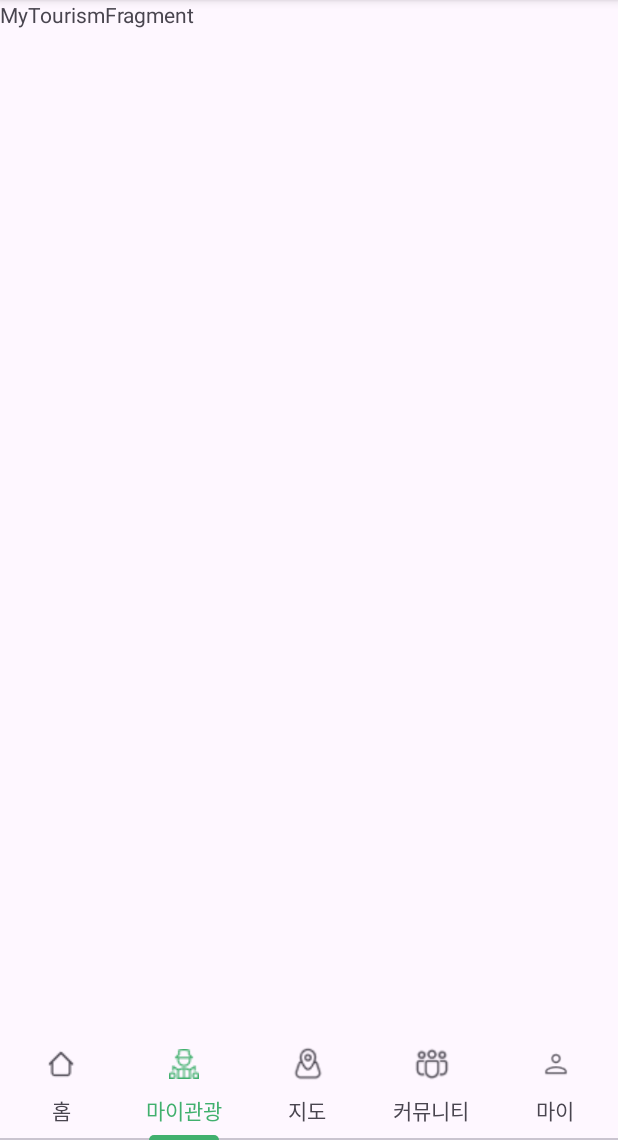
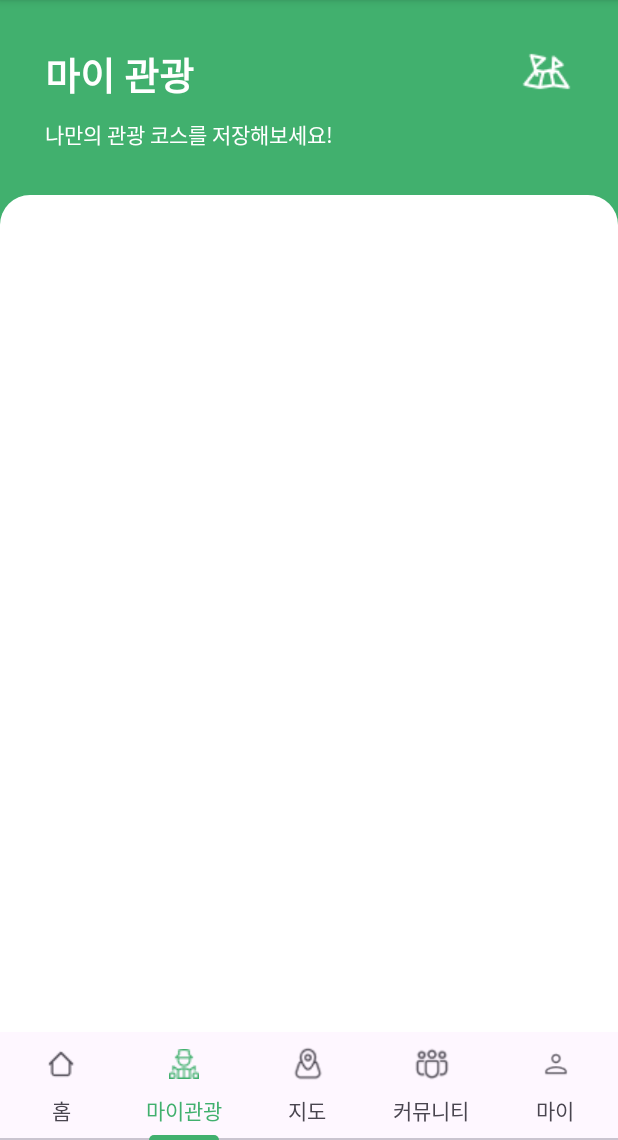
Before and after one commit to Phytoncidee/FE, an Android app: the screen it shows after launch (MainActivity), item 2 of the bottom bar chosen, on a phone screen of 412 x 824 dp, the part 96-1236 px from its top. Run offline under Robolectric (Android 15) with nearby library versions, the phone set to English and light mode, and no system bars.

Commit message:
[FEAT] 마이관광 레이아웃 구현

```diff
--- /dev/null
+++ b/app/src/main/res/drawable/round_background_white.xml
@@ -0,0 +1,6 @@
+<shape xmlns:android="http://schemas.android.com/apk/res/android">
+    <solid android:color="@color/white" />
+    <corners
+        android:topRightRadius="20dp"
+        android:topLeftRadius="20dp"/>
+</shape>
--- a/app/src/main/res/layout/fragment_home.xml
+++ b/app/src/main/res/layout/fragment_home.xml
@@ -7,7 +7,8 @@
     tools:context=".HomeFragment"
     android:orientation="vertical"
     android:padding="10dp"
-    android:gravity="center_horizontal">
+    android:gravity="center_horizontal"
+    android:background="@color/white">
 
     <!-- 홈 베너 -->
     <ImageButton
@@ -22,7 +23,7 @@
     <LinearLayout
         android:layout_width="300dp"
         android:layout_height="wrap_content"
-        android:background="@drawable/round_background"
+        android:background="@drawable/round_background_lightyellow"
         android:orientation="vertical"
         android:layout_marginTop="10dp"
         android:layout_marginBottom="10dp" >
--- a/app/src/main/res/layout/fragment_my_tourism.xml
+++ b/app/src/main/res/layout/fragment_my_tourism.xml
@@ -1,14 +1,54 @@
 <?xml version="1.0" encoding="utf-8"?>
-<FrameLayout xmlns:android="http://schemas.android.com/apk/res/android"
+<LinearLayout
+    xmlns:android="http://schemas.android.com/apk/res/android"
     xmlns:tools="http://schemas.android.com/tools"
     android:layout_width="match_parent"
     android:layout_height="match_parent"
-    tools:context=".MyTourismFragment">
+    tools:context=".MyTourismFragment"
+    android:background="@color/green"
+    android:orientation="vertical">
 
-    <!-- TODO: Update blank fragment layout -->
-    <TextView
+    <LinearLayout
         android:layout_width="match_parent"
-        android:layout_height="match_parent"
-        android:text="MyTourismFragment" />
+        android:layout_height="wrap_content"
+        android:orientation="vertical"
+        android:padding="30dp">
+        <LinearLayout
+            android:layout_width="match_parent"
+            android:layout_height="wrap_content"
+            android:orientation="horizontal" >
+            <TextView
+                android:layout_width="0dp"
+                android:layout_height="wrap_content"
+                android:text="마이 관광"
+                android:textColor="@color/white"
+                android:textSize="25dp"
+                android:textStyle="bold"
+                android:layout_weight="1"/>
+            <ImageView
+                android:layout_width="wrap_content"
+                android:layout_height="wrap_content"
+                android:src="@drawable/mytourism_icon" />
+        </LinearLayout>
+        <TextView
+            android:layout_width="wrap_content"
+            android:layout_height="wrap_content"
+            android:text="나만의 관광 코스를 저장해보세요!"
+            android:textColor="@color/white"
+            android:layout_marginTop="10dp" />
+    </LinearLayout>
 
-</FrameLayout>
+    <LinearLayout
+        android:layout_width="match_parent"
+        android:layout_height="0dp"
+        android:background="@drawable/round_background_white"
+        android:orientation="vertical"
+        android:layout_weight="1">
+        <androidx.recyclerview.widget.RecyclerView
+            android:layout_width="match_parent"
+            android:layout_height="match_parent"
+            android:id="@+id/myTourismRecyclerView" />
+    </LinearLayout>
+
+
+</LinearLayout>
```
Also changed, not shown: app/src/main/res/layout/fragment_community.xml (+5 -3 lines), app/src/main/res/layout/item_mytourism.xml (added, +23 -0 lines), app/src/main/res/drawable/button_complete.png (added), app/src/main/res/drawable/button_planned.png (added), app/src/main/res/drawable/mytourism_icon.png (added), app/src/main/res/drawable/round_background_lightyellow.xml (renamed from app/src/main/res/drawable/round_background.xml).
